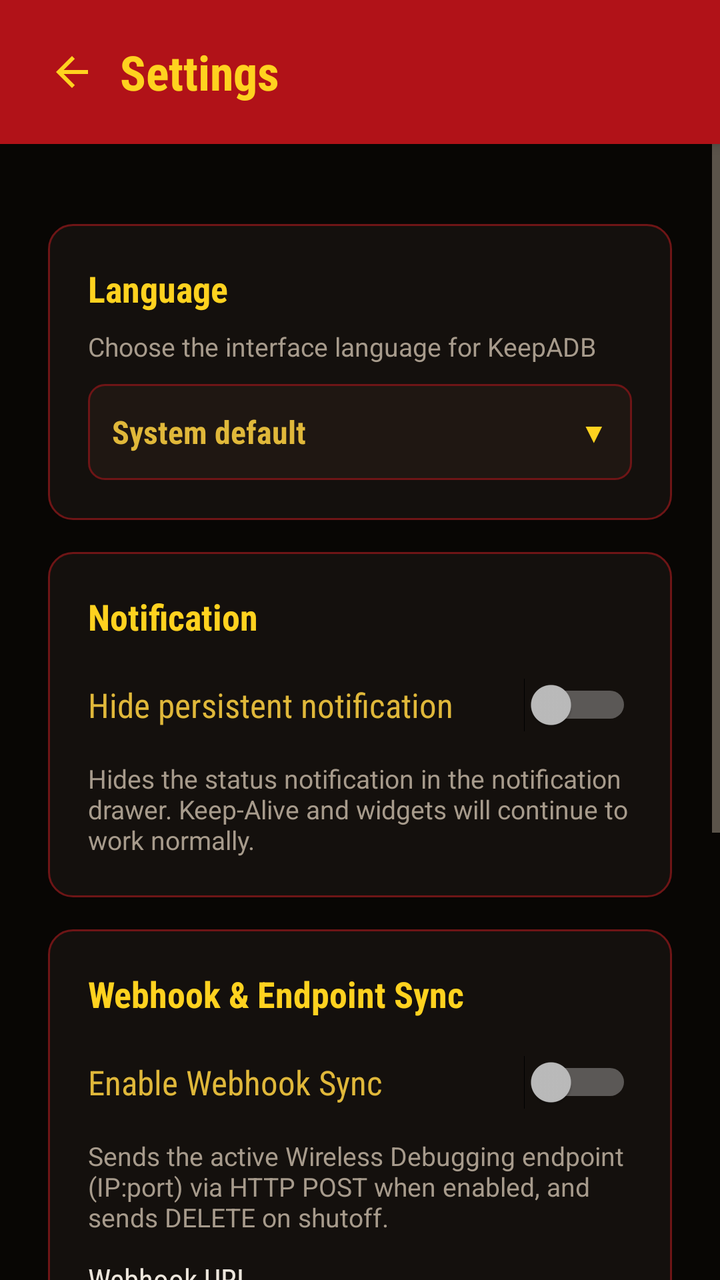
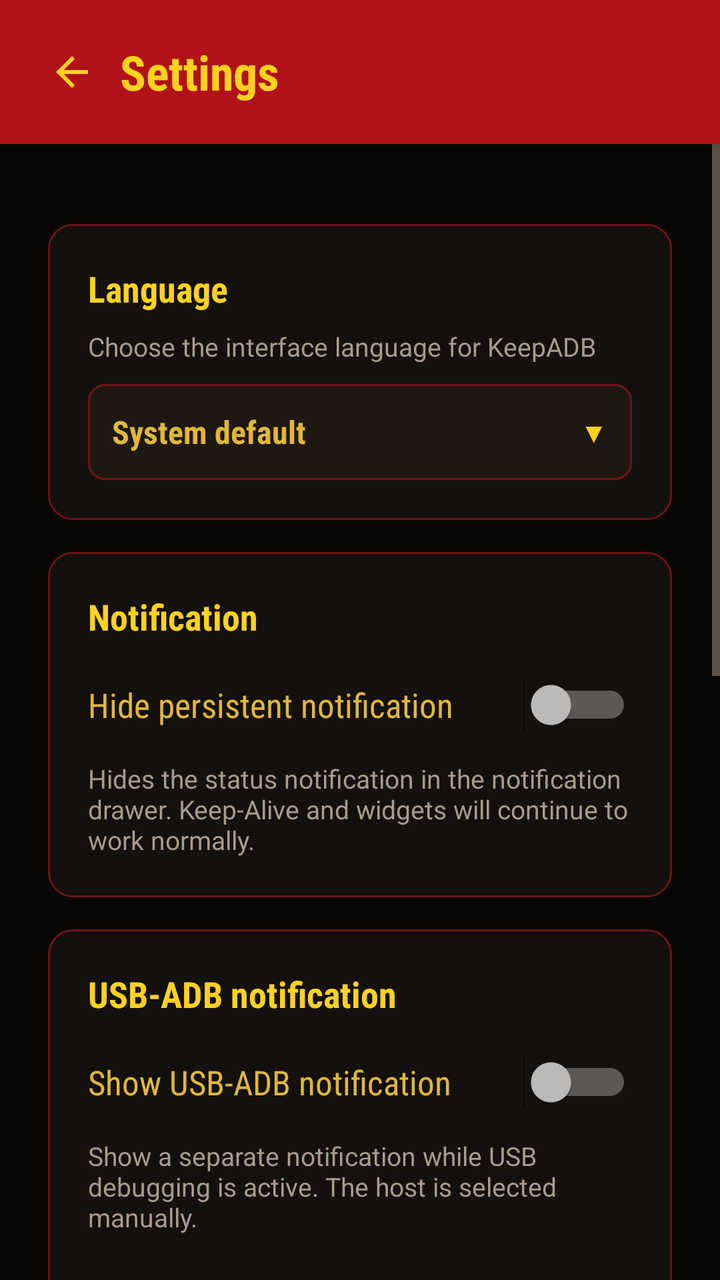

Before-and-after screenshots of an Android layout around one commit, followed by the original layout XML and the change that was made.
<!-- AndroidManifest.xml: application theme Theme.KeepADB -->
<!-- res/layout/activity_settings.xml -->
<?xml version="1.0" encoding="utf-8"?>
<LinearLayout xmlns:android="http://schemas.android.com/apk/res/android"
    android:layout_width="match_parent"
    android:layout_height="match_parent"
    android:background="@color/ground"
    android:orientation="vertical">

    
    <LinearLayout
        android:layout_width="match_parent"
        android:layout_height="wrap_content"
        android:background="@color/banner_red"
        android:elevation="4dp"
        android:gravity="center_vertical"
        android:orientation="horizontal"
        android:padding="12dp">

        <ImageButton
            android:id="@+id/btn_back"
            android:layout_width="48dp"
            android:layout_height="48dp"
            android:background="@drawable/bg_btn_header"
            android:contentDescription="@string/back"
            android:padding="12dp"
            android:src="@drawable/ic_arrow_back" />

        <TextView
            android:layout_width="0dp"
            android:layout_height="wrap_content"
            android:layout_weight="1"
            android:fontFamily="sans-serif-condensed"
            android:text="@string/title_settings"
            android:textColor="@color/title_yellow"
            android:textSize="24sp"
            android:textStyle="bold" />
    </LinearLayout>

    <ScrollView
        android:layout_width="match_parent"
        android:layout_height="0dp"
        android:layout_weight="1"
        android:fillViewport="true">

    <LinearLayout
        android:layout_width="match_parent"
        android:layout_height="wrap_content"
        android:orientation="vertical"
        android:padding="24dp">

        
        <LinearLayout
            android:id="@+id/settings_permission_panel"
            android:layout_width="match_parent"
            android:layout_height="wrap_content"
            android:layout_marginTop="16dp"
            android:background="@drawable/bg_panel"
            android:orientation="vertical"
            android:visibility="gone">

            <TextView
                android:layout_width="match_parent"
                android:layout_height="wrap_content"
                android:fontFamily="sans-serif-condensed"
                android:text="@string/setup_title"
                android:textColor="@color/title_yellow"
                android:textSize="18sp"
                android:textStyle="bold" />

            <TextView
                android:layout_width="match_parent"
                android:layout_height="wrap_content"
                android:layout_marginTop="8dp"
                android:fontFamily="sans-serif"
                android:text="@string/settings_permission_warning"
                android:textColor="@color/night_text"
                android:textSize="13sp" />
        </LinearLayout>

        
        <LinearLayout
            android:id="@+id/settings_language_panel"
            android:layout_width="match_parent"
            android:layout_height="wrap_content"
            android:layout_marginTop="16dp"
            android:background="@drawable/bg_panel"
            android:orientation="vertical">

            <TextView
                android:layout_width="match_parent"
                android:layout_height="wrap_content"
                android:layout_marginBottom="8dp"
                android:fontFamily="sans-serif-condensed"
                android:text="@string/settings_section_language"
                android:textColor="@color/title_yellow"
                android:textSize="18sp"
                android:textStyle="bold" />

            <TextView
                android:layout_width="match_parent"
                android:layout_height="wrap_content"
                android:fontFamily="sans-serif"
                android:text="@string/settings_language_subtext"
                android:textColor="@color/night_muted"
                android:textSize="13sp" />

            <LinearLayout
                android:id="@+id/settings_language_selector"
                android:layout_width="match_parent"
                android:layout_height="wrap_content"
                android:layout_marginTop="10dp"
                android:background="@drawable/bg_card_clickable"
                android:clickable="true"
                android:contentDescription="@string/settings_language_label"
                android:focusable="true"
                android:gravity="center_vertical"
                android:minHeight="48dp"
                android:orientation="horizontal"
                android:padding="12dp">

                <TextView
                    android:id="@+id/settings_language_selected_text"
                    android:layout_width="0dp"
                    android:layout_height="wrap_content"
                    android:layout_weight="1"
                    android:fontFamily="sans-serif-condensed"
                    android:text="@string/settings_language_system_default"
                    android:textColor="@color/text_yellow"
                    android:textSize="16sp"
                    android:textStyle="bold" />

                <TextView
                    android:layout_width="wrap_content"
                    android:layout_height="wrap_content"
                    android:fontFamily="sans-serif-condensed"
                    android:text="▼"
                    android:textColor="@color/title_yellow"
                    android:textSize="14sp" />
            </LinearLayout>
        </LinearLayout>

        
        <LinearLayout
            android:id="@+id/settings_notification_panel"
            android:layout_width="match_parent"
            android:layout_height="wrap_content"
            android:layout_marginTop="16dp"
            android:background="@drawable/bg_panel"
            android:orientation="vertical">

            <TextView
                android:layout_width="match_parent"
                android:layout_height="wrap_content"
                android:layout_marginBottom="8dp"
                android:fontFamily="sans-serif-condensed"
                android:text="@string/settings_section_notification"
                android:textColor="@color/title_yellow"
                android:textSize="18sp"
                android:textStyle="bold" />

            <Switch
                android:id="@+id/settings_hide_notification_toggle"
                android:layout_width="match_parent"
                android:layout_height="wrap_content"
                android:minHeight="48dp"
                android:fontFamily="sans-serif-condensed"
                android:text="@string/settings_hide_notification_toggle"
                android:textColor="@color/text_yellow"
                android:textSize="17sp" />

            <TextView
                android:layout_width="match_parent"
                android:layout_height="wrap_content"
                android:layout_marginTop="4dp"
                android:fontFamily="sans-serif"
                android:text="@string/settings_hide_notification_subtext"
                android:textColor="@color/night_muted"
                android:textSize="13sp" />
        </LinearLayout>

        
        <LinearLayout
            android:id="@+id/settings_webhook_panel"
            android:layout_width="match_parent"
            android:layout_height="wrap_content"
            android:layout_marginTop="16dp"
            android:background="@drawable/bg_panel"
            android:orientation="vertical">

            <TextView
                android:layout_width="match_parent"
                android:layout_height="wrap_content"
                android:layout_marginBottom="8dp"
                android:fontFamily="sans-serif-condensed"
                android:text="@string/settings_webhook_title"
                android:textColor="@color/title_yellow"
                android:textSize="18sp"
                android:textStyle="bold" />

            <Switch
                android:id="@+id/settings_webhook_toggle"
                android:layout_width="match_parent"
                android:layout_height="wrap_content"
                android:minHeight="48dp"
                android:fontFamily="sans-serif-condensed"
                android:text="@string/settings_webhook_toggle"
                android:textColor="@color/text_yellow"
                android:textSize="17sp" />

            <TextView
                android:layout_width="match_parent"
                android:layout_height="wrap_content"
                android:layout_marginTop="4dp"
                android:layout_marginBottom="12dp"
                android:fontFamily="sans-serif"
                android:text="@string/settings_webhook_subtext"
                android:textColor="@color/night_muted"
                android:textSize="13sp" />

            <TextView
                android:layout_width="match_parent"
                android:layout_height="wrap_content"
                android:fontFamily="sans-serif-condensed"
                android:text="@string/settings_webhook_url_label"
                android:textColor="@color/night_text"
                android:textSize="15sp" />

            <EditText
                android:id="@+id/settings_webhook_url"
                android:layout_width="match_parent"
                android:layout_height="wrap_content"
                android:layout_marginTop="6dp"
                android:background="@drawable/bg_input"
                android:fontFamily="monospace"
                android:hint="@string/settings_webhook_url_hint"
                android:inputType="textUri"
                android:minHeight="48dp"
                android:padding="12dp"
                android:textColor="@color/night_text"
                android:textColorHint="@color/night_muted"
                android:textSize="14sp" />

            <TextView
                android:id="@+id/settings_webhook_error"
                android:layout_width="match_parent"
                android:layout_height="wrap_content"
                android:layout_marginTop="6dp"
                android:fontFamily="sans-serif"
                android:textColor="@color/link_red"
                android:textSize="13sp"
                android:visibility="gone" />

            <LinearLayout
                android:layout_width="match_parent"
                android:layout_height="wrap_content"
                android:layout_marginTop="16dp"
                android:gravity="end"
                android:orientation="horizontal">

                <Button
                    android:id="@+id/settings_webhook_clear"
                    android:layout_width="wrap_content"
                    android:layout_height="wrap_content"
                    android:layout_marginEnd="8dp"
                    android:background="@drawable/bg_btn_secondary"
                    android:fontFamily="sans-serif-condensed"
                    android:minHeight="48dp"
                    android:paddingStart="16dp"
                    android:paddingTop="8dp"
                    android:paddingEnd="16dp"
                    android:paddingBottom="8dp"
                    android:text="@string/settings_webhook_btn_clear"
                    android:textColor="@color/text_yellow"
                    android:textSize="15sp"
                    android:textStyle="bold" />

                <Button
                    android:id="@+id/settings_webhook_save"
                    android:layout_width="wrap_content"
                    android:layout_height="wrap_content"
                    android:background="@drawable/bg_btn_primary"
                    android:fontFamily="sans-serif-condensed"
                    android:minHeight="48dp"
                    android:paddingStart="16dp"
                    android:paddingTop="8dp"
                    android:paddingEnd="16dp"
                    android:paddingBottom="8dp"
                    android:text="@string/settings_webhook_btn_save"
                    android:textColor="@color/title_yellow"
                    android:textSize="15sp"
                    android:textStyle="bold" />
            </LinearLayout>
        </LinearLayout>

        
        <LinearLayout
            android:id="@+id/settings_security_panel"
            android:layout_width="match_parent"
            android:layout_height="wrap_content"
            android:layout_marginTop="16dp"
            android:background="@drawable/bg_panel"
            android:orientation="vertical">

            <TextView
                android:layout_width="match_parent"
                android:layout_height="wrap_content"
                android:layout_marginBottom="8dp"
                android:fontFamily="sans-serif-condensed"
                android:text="@string/settings_section_security"
                android:textColor="@color/title_yellow"
                android:textSize="18sp"
                android:textStyle="bold" />

            <TextView
                android:layout_width="match_parent"
                android:layout_height="wrap_content"
                android:fontFamily="sans-serif"
                android:lineSpacingExtra="3dp"
                android:text="@string/settings_security_body"
                android:textColor="@color/night_text"
                android:textSize="13sp" />
        </LinearLayout>

    </LinearLayout>
    </ScrollView>
</LinearLayout>
<!-- resources referenced by this layout -->
<resources>
  <color name="banner_red">#B11218</color>
  <color name="ground">#080604</color>
  <color name="link_red">#E23A2E</color>
  <color name="night_muted">#A79B8C</color>
  <color name="night_text">#EDE6DC</color>
  <color name="text_yellow">#E0B83A</color>
  <color name="title_yellow">#FFD21F</color>
  <!-- drawable bg_panel (drawable) -->
  <?xml version="1.0" encoding="utf-8"?>
  <shape xmlns:android="http://schemas.android.com/apk/res/android">
      <solid android:color="@color/panel" />
      <stroke android:width="1dp" android:color="@color/border_red" />
      <corners android:radius="@dimen/radius_panel" />
      <padding android:left="20dp" android:top="20dp" android:right="20dp" android:bottom="20dp" />
  </shape>
  <!-- drawable ic_arrow_back (drawable) -->
  <?xml version="1.0" encoding="utf-8"?>
  <vector xmlns:android="http://schemas.android.com/apk/res/android"
      android:autoMirrored="true"
      android:width="24dp"
      android:height="24dp"
      android:viewportWidth="24"
      android:viewportHeight="24"
      android:tint="@color/title_yellow">
      <path
          android:fillColor="@android:color/white"
          android:pathData="M20,11H7.83l5.59,-5.59L12,4l-8,8 8,8 1.41,-1.41L7.83,13H20v-2z" />
  </vector>
  <string name="back">Back</string>
  <string name="settings_hide_notification_subtext">Hides the status notification in the notification drawer. Keep-Alive and widgets will continue to work normally.</string>
  <string name="settings_hide_notification_toggle">Hide persistent notification</string>
  <string name="settings_language_label">App Language</string>
  <string name="settings_language_subtext">Choose the interface language for KeepADB</string>
  <string name="settings_language_system_default">System default</string>
  <string name="settings_permission_warning">System permission WRITE_SECURE_SETTINGS missing. KeepADB cannot toggle Wireless Debugging until permission is granted.</string>
  <string name="settings_section_language">Language</string>
  <string name="settings_section_notification">Notification</string>
  <string name="settings_section_security">Security &amp; Network Advice</string>
  <string name="settings_security_body">Wireless Debugging opens a network port for ADB. Use Keep-Alive primarily on trusted private Wi-Fi networks or VPNs. Turn off Wireless Debugging when connecting to public hotspots, and never accept unexpected pairing or authorization prompts.</string>
  <string name="settings_webhook_btn_clear">Clear</string>
  <string name="settings_webhook_btn_save">Save URL</string>
  <string name="settings_webhook_subtext">Sends the active Wireless Debugging endpoint (IP:port) via HTTP POST when enabled, and sends DELETE on shutoff.</string>
  <string name="settings_webhook_title">Webhook &amp; Endpoint Sync</string>
  <string name="settings_webhook_toggle">Enable Webhook Sync</string>
  <string name="settings_webhook_url_hint">http://host:port/register/device</string>
  <string name="settings_webhook_url_label">Webhook URL</string>
  <string name="setup_title">First-time setup</string>
  <string name="title_settings">Settings</string>
  <color name="primary_red">#D01822</color>
  <dimen name="radius_small">4dp</dimen>
  <color name="bright_yellow">#FFE15A</color>
  <dimen name="radius_control">8dp</dimen>
  <color name="border_red">#6E1516</color>
  <color name="panel_strong">#1F1712</color>
  <color name="panel">#14100D</color>
  <dimen name="radius_panel">12dp</dimen>
  <!-- unchanged entries left out for length: 6 -->
</resources>

<!-- the commit's change to res/layout/activity_settings.xml (unified diff, before → after) -->
@@ -175,6 +175,69 @@
                 android:text="@string/settings_hide_notification_subtext"
                 android:textColor="@color/night_muted"
                 android:textSize="13sp" />
+        </LinearLayout>
+
+        
+        <LinearLayout
+            android:id="@+id/settings_usb_notification_panel"
+            android:layout_width="match_parent"
+            android:layout_height="wrap_content"
+            android:layout_marginTop="16dp"
+            android:background="@drawable/bg_panel"
+            android:orientation="vertical">
+
+            <TextView
+                android:layout_width="match_parent"
+                android:layout_height="wrap_content"
+                android:layout_marginBottom="8dp"
+                android:fontFamily="sans-serif-condensed"
+                android:text="@string/settings_section_usb_notification"
+                android:textColor="@color/title_yellow"
+                android:textSize="18sp"
+                android:textStyle="bold" />
+
+            <Switch
+                android:id="@+id/settings_usb_notification_toggle"
+                android:layout_width="match_parent"
+                android:layout_height="wrap_content"
+                android:minHeight="48dp"
+                android:fontFamily="sans-serif-condensed"
+                android:text="@string/settings_usb_notification_toggle"
+                android:textColor="@color/text_yellow"
+                android:textSize="17sp" />
+
+            <TextView
+                android:layout_width="match_parent"
+                android:layout_height="wrap_content"
+                android:layout_marginTop="4dp"
+                android:fontFamily="sans-serif"
+                android:text="@string/settings_usb_notification_subtext"
+                android:textColor="@color/night_muted"
+                android:textSize="13sp" />
+
+            <TextView
+                android:id="@+id/settings_usb_profile_summary"
+                android:layout_width="match_parent"
+                android:layout_height="wrap_content"
+                android:layout_marginTop="12dp"
+                android:fontFamily="sans-serif"
+                android:textColor="@color/night_text"
+                android:textSize="14sp" />
+
+            <Button
+                android:id="@+id/settings_usb_profile_action"
+                android:layout_width="wrap_content"
+                android:layout_height="wrap_content"
+                android:layout_marginTop="8dp"
+                android:background="@drawable/bg_btn_secondary"
+                android:fontFamily="sans-serif-condensed"
+                android:minHeight="48dp"
+                android:paddingStart="16dp"
+                android:paddingEnd="16dp"
+                android:text="@string/usb_profile_create_button"
+                android:textColor="@color/text_yellow"
+                android:textSize="15sp"
+                android:textStyle="bold" />
         </LinearLayout>
 
         
<!-- resource entries referenced after the edit -->
@@ -38,7 +38,10 @@
   <string name="settings_section_language">Language</string>
   <string name="settings_section_notification">Notification</string>
   <string name="settings_section_security">Security &amp; Network Advice</string>
+  <string name="settings_section_usb_notification">USB-ADB notification</string>
   <string name="settings_security_body">Wireless Debugging opens a network port for ADB. Use Keep-Alive primarily on trusted private Wi-Fi networks or VPNs. Turn off Wireless Debugging when connecting to public hotspots, and never accept unexpected pairing or authorization prompts.</string>
+  <string name="settings_usb_notification_subtext">Show a separate notification while USB debugging is active. The host is selected manually.</string>
+  <string name="settings_usb_notification_toggle">Show USB-ADB notification</string>
   <string name="settings_webhook_btn_clear">Clear</string>
   <string name="settings_webhook_btn_save">Save URL</string>
   <string name="settings_webhook_subtext">Sends the active Wireless Debugging endpoint (IP:port) via HTTP POST when enabled, and sends DELETE on shutoff.</string>
@@ -48,6 +51,7 @@
   <string name="settings_webhook_url_label">Webhook URL</string>
   <string name="setup_title">First-time setup</string>
   <string name="title_settings">Settings</string>
+  <string name="usb_profile_create_button">Create host profile</string>
   <color name="primary_red">#D01822</color>
   <dimen name="radius_small">4dp</dimen>
   <color name="bright_yellow">#FFE15A</color>
